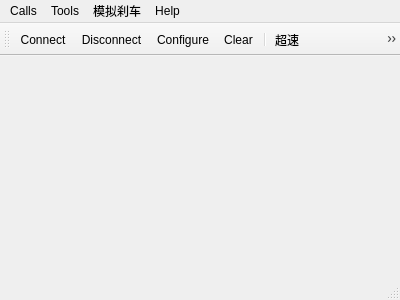
Old version of the form src/mainwindow.ui in the repository money0534/Notepad_QtCLion.
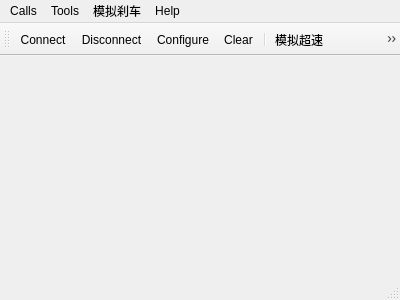
New version of the form. Icons and pictures are not drawn.

What changed in the file:
```diff
--- a/src/mainwindow.ui
+++ b/src/mainwindow.ui
@@ -172,7 +172,10 @@
      <normaloff>:/images/overspeed.png</normaloff>:/images/overspeed.png</iconset>
    </property>
    <property name="text">
-    <string>超速</string>
+    <string>模拟超速</string>
+   </property>
+   <property name="toolTip">
+    <string>模拟超速</string>
    </property>
   </action>
   <action name="actionLeftFront">
@@ -181,7 +184,7 @@
      <normaloff>:/images/obs_front.png</normaloff>:/images/obs_front.png</iconset>
    </property>
    <property name="text">
-    <string>左前方障碍物</string>
+    <string>模拟左前方障碍物</string>
    </property>
    <property name="toolTip">
     <string>左前方障碍物</string>
@@ -193,7 +196,7 @@
      <normaloff>:/images/obs_back.png</normaloff>:/images/obs_back.png</iconset>
    </property>
    <property name="text">
-    <string>后方障碍物</string>
+    <string>模拟正后方障碍物</string>
    </property>
    <property name="toolTip">
     <string>后方障碍物</string>
```
Left out of the diff: 24 changed lines with no effect on the pictures.
